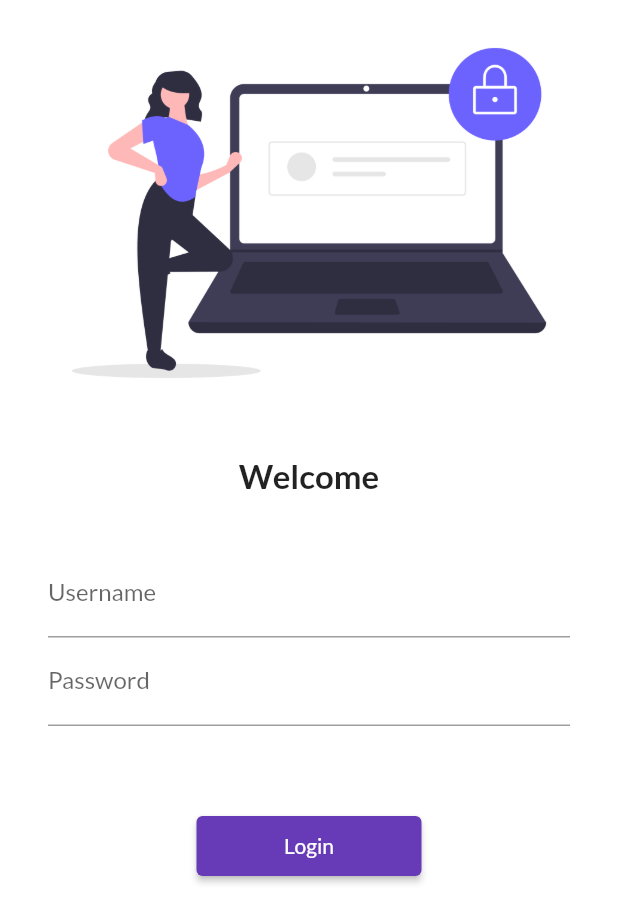
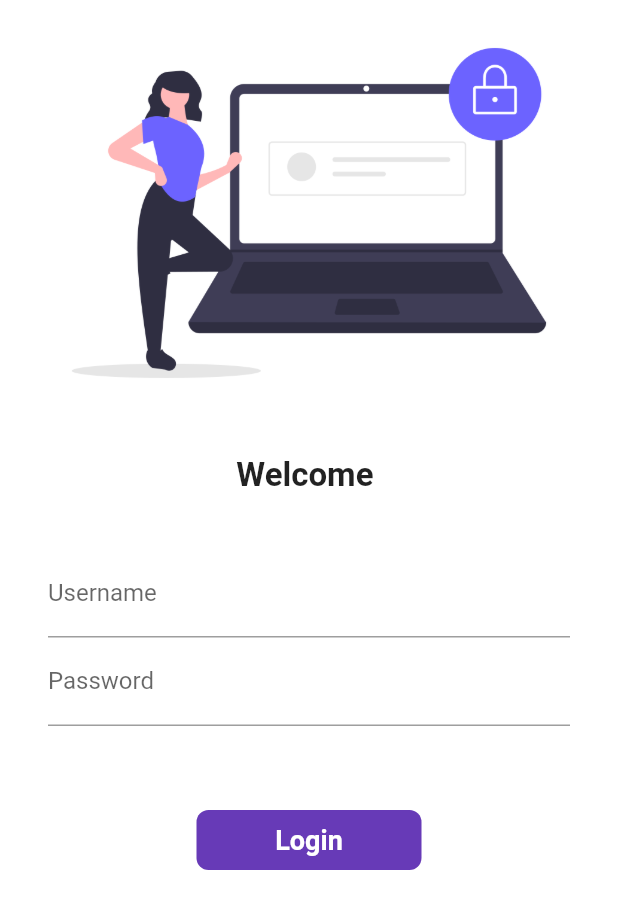
Before and after one commit to Yashmaheshwari0502/flutter_catalog, a Flutter app: the screen it shows after launch, on a phone screen of 412 x 824 dp. Shown: the top 923 px of the screen. Run offline on Flutter 3.47's test engine with Material 2 defaults, Android fonts, the phone set to English and light mode, and no system bars; our stand-ins replace google_fonts; Roboto replaces fonts that are missing (Aladin).

Commit message:
day 6 completed

```diff
--- a/lib/main.dart
+++ b/lib/main.dart
@@ -18,7 +18,7 @@ class MyApp extends StatelessWidget {
       themeMode: ThemeMode.light,
       theme: ThemeData(
         primarySwatch: Colors.deepPurple,
-        fontFamily: GoogleFonts.lato().fontFamily,
+        fontFamily: GoogleFonts.aladin().fontFamily,
       ),
 
       // home: HomePage(),
--- a/lib/pages/login_page.dart
+++ b/lib/pages/login_page.dart
@@ -1,9 +1,16 @@
 import 'package:flutter/material.dart';
 import 'package:flutter_catlog/utils/routes.dart';
 
-class LoginPage extends StatelessWidget {
+class LoginPage extends StatefulWidget {
   const LoginPage({super.key});
 
+  @override
+  State<LoginPage> createState() => _LoginPageState();
+}
+
+class _LoginPageState extends State<LoginPage> {
+  String name = "";
+  bool changeButton = false;
   @override
   Widget build(BuildContext context) {
     return Material(
@@ -19,7 +26,7 @@ class LoginPage extends StatelessWidget {
               height: 20,
             ),
             Text(
-              "Welcome",
+              "Welcome $name",
               style: TextStyle(
                 fontSize: 22,
                 fontWeight: FontWeight.bold,
@@ -38,6 +45,10 @@ class LoginPage extends StatelessWidget {
                       hintText: "Enter Username",
                       labelText: "Username",
                     ),
+                    onChanged: (value) {
+                      name = value;
+                      setState(() {});
+                    },
                   ),
                   TextFormField(
                     obscureText: true,
@@ -52,15 +63,46 @@ class LoginPage extends StatelessWidget {
             SizedBox(
               height: 40,
             ),
-            ElevatedButton(
-              onPressed: () {
+
+            InkWell(
+              onTap: () async {
+                setState(() {
+                  changeButton = true;
+                });
+                await Future.delayed(Duration(seconds: 1));
                 Navigator.pushNamed(context, MyRoutess.homepage);
               },
-              style: TextButton.styleFrom(
-                minimumSize: Size(150, 40),
+              child: AnimatedContainer(
+                duration: Duration(seconds: 1),
+                height: 40,
+                width: changeButton ? 40 : 150,
+                decoration: BoxDecoration(
+                  color: Colors.deepPurple,
+                  borderRadius: BorderRadius.circular(changeButton ? 50 : 8),
+                ),
+                child: Center(
+                  child: changeButton
+                      ? Icon(Icons.check)
+                      : Text(
+                          "Login",
+                          style: TextStyle(
+                              color: Colors.white,
+                              fontSize: 18,
+                              fontWeight: FontWeight.bold),
+                        ),
+                ),
               ),
-              child: Text("Login"),
-            )
+            ),
+
+            // ElevatedButton(
+            //   onPressed: () {
+            //     Navigator.pushNamed(context, MyRoutess.homepage);
+            //   },
+            //   style: TextButton.styleFrom(
+            //     minimumSize: Size(150, 40),
+            //   ),
+            //   child: Text("Login"),
+            // )
           ],
         ),
       ),
```
